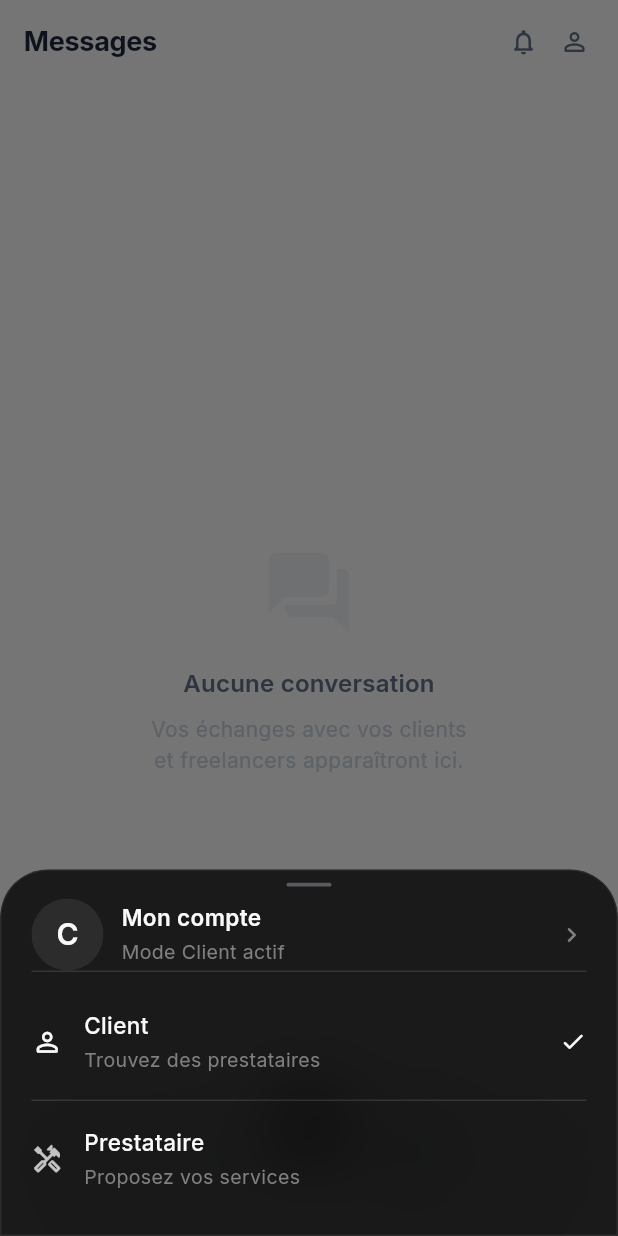
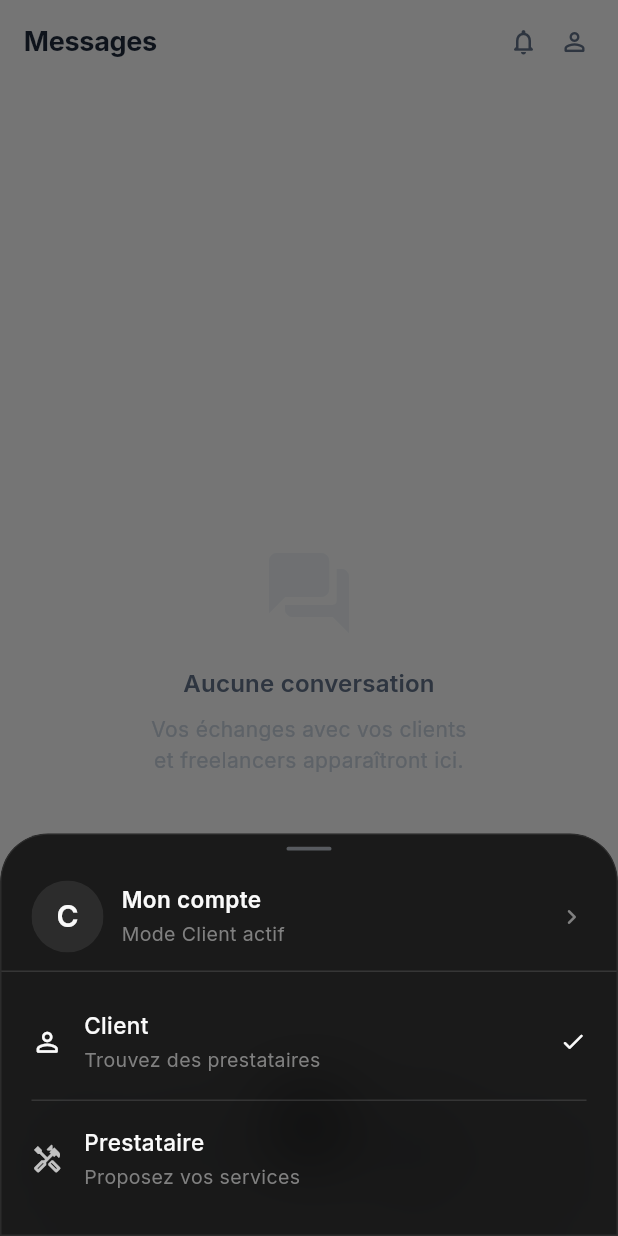
Before and after one commit to MarouenKadri/BYRSA, a Flutter app: the screen it shows once a user with an empty profile is signed in, item 4 of the bottom bar chosen, after a tap on the "person outline" icon, on a phone screen of 412 x 824 dp. Run offline on Flutter 3.47's test engine with Material 3 defaults, Android fonts, the phone set to English and light mode, and no system bars; our stand-ins replace flutter_dotenv, flutter_map, geolocator, google_fonts, google_sign_in, image_picker and 3 more; accounts and stored records are empty; network calls fail.

Commit message:
adjust bottom sheet

```diff
--- a/lib/app/app_bar/location_app_bar.dart
+++ b/lib/app/app_bar/location_app_bar.dart
@@ -10,6 +10,7 @@ import '../../core/design/app_primitives.dart';
 import '../../core/location/nominatim_service.dart';
 import '../auth_provider.dart';
 import '../enum/user_role.dart';
+import '../widgets/sheet_profile_header.dart';
 import '../../features/notifications/notification_provider.dart';
 import '../../features/notifications/presentation/pages/notifications_page.dart';
 import '../../features/profile/profile_provider.dart';
@@ -313,77 +314,10 @@ class RoleSwitchSheet extends StatelessWidget {
     final auth      = context.watch<AuthProvider>();
     final isClient  = auth.currentRole == UserRole.client;
     final isLoading = auth.isLoading;
-    final initials  = firstName.isNotEmpty
-        ? firstName[0].toUpperCase()
-        : (isClient ? 'C' : 'F');
-    final hasPhoto  = avatarUrl.isNotEmpty;
-
     return AppActionSheet(
       title: 'Mode',
-      header: Padding(
-        padding: AppInsets.h20,
-        child: GestureDetector(
-          behavior: HitTestBehavior.opaque,
-          onTap: onGoToAccount != null
-              ? () {
-                  Navigator.pop(context);
-                  onGoToAccount!();
-                }
-              : null,
-          child: Row(
-            children: [
-              // Avatar réel ou initiales
-              ClipOval(
-                child: SizedBox(
-                  width: AppBarMetrics.sheetAvatarSize,
-                  height: AppBarMetrics.sheetAvatarSize,
-                  child: hasPhoto
-                      ? Image.network(
-                          avatarUrl,
-                          fit: BoxFit.cover,
-                          errorBuilder: (_, __, ___) => _SheetAvatarFallback(
-                            initials: initials,
-                          ),
-                        )
-                      : _SheetAvatarFallback(initials: initials),
-                ),
-              ),
-              AppGap.w12,
-              Expanded(
-                child: Column(
-                  crossAxisAlignment: CrossAxisAlignment.start,
-                  children: [
-                    Text(
-                      firstName.isNotEmpty ? firstName : 'Mon compte',
-                      style: const TextStyle(
-                        fontSize: 15,
-                        fontWeight: FontWeight.w600,
-                        color: AppColors.snow,
-                      ),
-                    ),
-                    AppGap.h2,
-                    Text(
-                      isClient ? 'Mode Client actif' : 'Mode Prestataire actif',
-                      style: const TextStyle(
-                        fontSize: 13,
-                        fontWeight: FontWeight.w400,
-                        color: AppColors.gray500,
-                      ),
-                    ),
-                  ],
-                ),
-              ),
-              const Icon(
-                Icons.chevron_right_rounded,
-                color: AppColors.gray500,
-                size: 20,
-              ),
-            ],
-          ),
-        ),
-      ),
+      header: AppSheetProfileHeader(onAccountTap: onGoToAccount),
       children: [
-        const Divider(height: 1, indent: 20, endIndent: 20, color: AppColors.whiteAlpha12),
         AppGap.h8,
         _RoleItem(
           icon: Icons.person_outline_rounded,
@@ -498,27 +432,6 @@ class _RoleItem extends StatelessWidget {
   }
 }
 
-class _SheetAvatarFallback extends StatelessWidget {
-  final String initials;
-  const _SheetAvatarFallback({required this.initials});
-
-  @override
-  Widget build(BuildContext context) {
-    return Container(
-      color: Colors.white.withValues(alpha: 0.08),
-      child: Center(
-        child: Text(
-          initials,
-          style: TextStyle(
-            fontSize: AppBarMetrics.sheetAvatarFontSize,
-            fontWeight: FontWeight.w600,
-            color: AppColors.snow,
-          ),
-        ),
-      ),
-    );
-  }
-}
 
 // Kept for external compatibility — no longer used internally
 class RoleCard extends StatelessWidget {
--- /dev/null
+++ b/lib/app/widgets/sheet_profile_header.dart
@@ -0,0 +1,129 @@
+import 'package:flutter/material.dart';
+import 'package:provider/provider.dart';
+import '../../core/design/app_design_system.dart';
+import '../auth_provider.dart';
+import '../enum/user_role.dart';
+import '../../features/profile/profile_provider.dart';
+
+class AppSheetProfileHeader extends StatelessWidget {
+  final VoidCallback? onAccountTap;
+  final bool dark;
+
+  const AppSheetProfileHeader({
+    super.key,
+    this.onAccountTap,
+    this.dark = true,
+  });
+
+  @override
+  Widget build(BuildContext context) {
+    final auth = context.watch<AuthProvider>();
+    final profile = context.watch<ProfileProvider>().profile;
+    final isClient = auth.currentRole == UserRole.client;
+    final firstName = profile?.firstName ?? '';
+    final avatarUrl = profile?.avatarUrl ?? '';
+    final initials = firstName.isNotEmpty
+        ? firstName[0].toUpperCase()
+        : (isClient ? 'C' : 'F');
+
+    final textColor = dark ? AppColors.snow : context.colors.textPrimary;
+    final subtitleColor = dark ? AppColors.gray500 : context.colors.textSecondary;
+    final dividerColor = dark ? AppColors.whiteAlpha12 : context.colors.divider;
+
+    return Column(
+      mainAxisSize: MainAxisSize.min,
+      children: [
+        Padding(
+          padding: const EdgeInsets.fromLTRB(20, 12, 20, 12),
+          child: GestureDetector(
+            behavior: HitTestBehavior.opaque,
+            onTap: onAccountTap != null
+                ? () {
+                    Navigator.pop(context);
+                    onAccountTap!();
+                  }
+                : null,
+            child: Row(
+              children: [
+                ClipOval(
+                  child: SizedBox(
+                    width: AppBarMetrics.sheetAvatarSize,
+                    height: AppBarMetrics.sheetAvatarSize,
+                    child: avatarUrl.isNotEmpty
+                        ? Image.network(
+                            avatarUrl,
+                            fit: BoxFit.cover,
+                            errorBuilder: (_, __, ___) => _AvatarFallback(
+                              initials: initials,
+                              dark: dark,
+                            ),
+                          )
+                        : _AvatarFallback(initials: initials, dark: dark),
+                  ),
+                ),
+                AppGap.w12,
+                Expanded(
+                  child: Column(
+                    crossAxisAlignment: CrossAxisAlignment.start,
+                    children: [
+                      Text(
+                        firstName.isNotEmpty ? firstName : 'Mon compte',
+                        style: TextStyle(
+                          fontSize: 15,
+                          fontWeight: FontWeight.w600,
+                          color: textColor,
+                        ),
+                      ),
+                      AppGap.h2,
+                      Text(
+                        isClient ? 'Mode Client actif' : 'Mode Prestataire actif',
+                        style: TextStyle(
+                          fontSize: 13,
+                          fontWeight: FontWeight.w400,
+                          color: subtitleColor,
+                        ),
+                      ),
+                    ],
+                  ),
+                ),
+                if (onAccountTap != null)
+                  Icon(
+                    Icons.chevron_right_rounded,
+                    color: subtitleColor,
+                    size: 20,
+                  ),
+              ],
+            ),
+          ),
+        ),
+        Divider(height: 1, color: dividerColor),
+      ],
+    );
+  }
+}
+
+class _AvatarFallback extends StatelessWidget {
+  final String initials;
+  final bool dark;
+
+  const _AvatarFallback({required this.initials, this.dark = true});
+
+  @override
+  Widget build(BuildContext context) {
+    return Container(
+      color: dark
+          ? Colors.white.withValues(alpha: 0.08)
+          : context.colors.surfaceAlt,
+      child: Center(
+        child: Text(
+          initials,
+          style: TextStyle(
+            fontSize: AppBarMetrics.sheetAvatarFontSize,
+            fontWeight: FontWeight.w600,
+            color: dark ? AppColors.snow : context.colors.textPrimary,
+          ),
+        ),
+      ),
+    );
+  }
+}
--- a/lib/features/profile/presentation/pages/shared/account_page.dart
+++ b/lib/features/profile/presentation/pages/shared/account_page.dart
@@ -799,9 +799,7 @@ class _MyStoriesSectionState extends State<_MyStoriesSection> {
                 width: 36,
                 height: 36,
                 decoration: BoxDecoration(
-                  color:
-                      cat?.color.withValues(alpha: 0.12) ??
-                      context.colors.surfaceAlt,
+                  color: cat?.color.withValues(alpha: 0.12) ?? context.colors.surfaceAlt,
                   shape: BoxShape.circle,
                 ),
                 child: Icon(
```
Also changed, not shown: lib/features/mission/presentation/pages/client/create_mission/step_details.dart (+65 -44 lines), lib/features/story/presentation/pages/story_composer_page.dart (+21 -47 lines), pubspec.lock.
